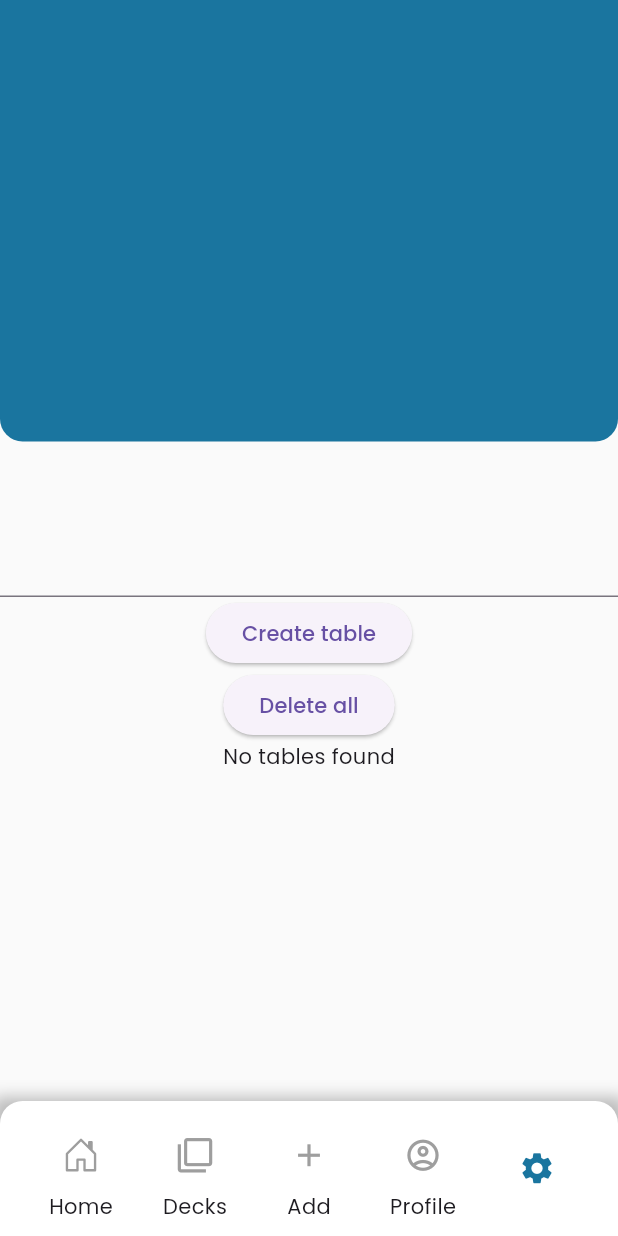
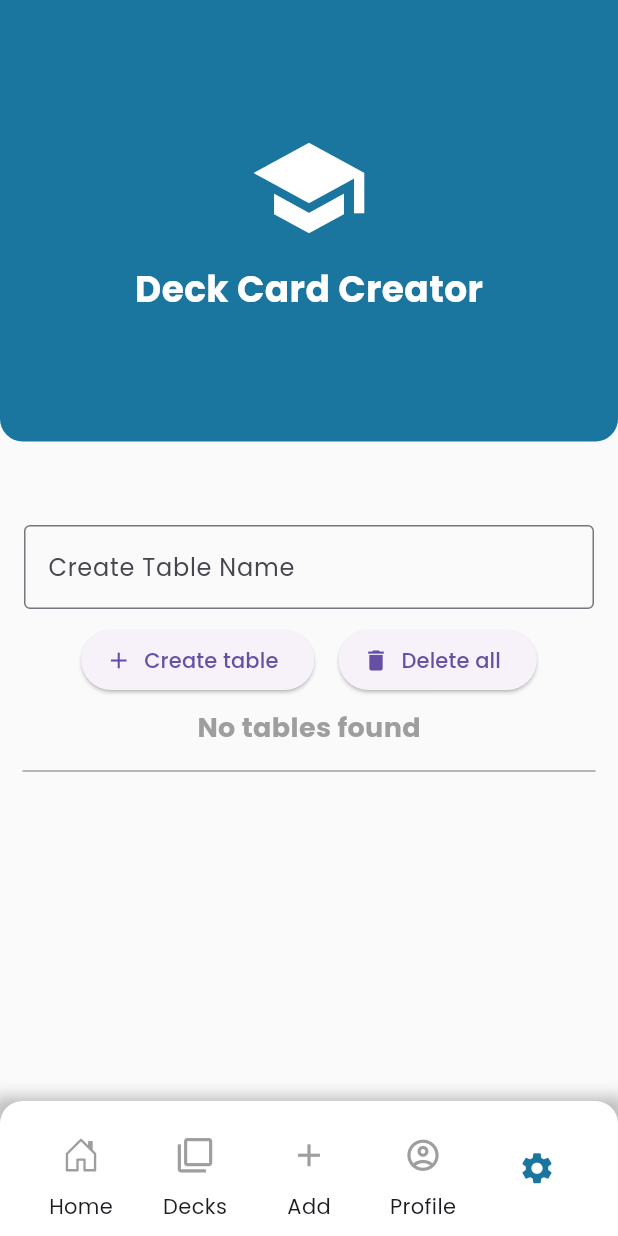
Before and after one commit to louiec612/project_fluttercse10, a Flutter app: the screen it shows after launch, scrolled down 83 dp, after a tap on "View All", on a phone screen of 412 x 824 dp. Run offline on Flutter 3.47's test engine with Material 3 defaults, Android fonts, the phone set to English and light mode, and no system bars; drawn by our look-alikes of zoom_tap_animation; our stand-ins replace bootstrap_icons, carousel_slider, file_picker, flutter_animate, google_fonts, google_generative_ai and 3 more; missing offline and left inert: syncfusion_flutter_pdf; accounts and stored records are empty; network calls fail.

Commit message:
ui design updated

```diff
--- a/lib/main.dart
+++ b/lib/main.dart
@@ -13,7 +13,6 @@ import 'view/Home View/homeView.dart';
 import 'view/Profile View/profileView.dart';
 import 'package:project_fluttercse10/getset.dart';
 import 'package:google_fonts/google_fonts.dart';
-
 import 'package:sqflite_common_ffi_web/sqflite_ffi_web.dart';
 
 
--- a/lib/view/Deck View/deckView.dart
+++ b/lib/view/Deck View/deckView.dart
@@ -1,15 +1,11 @@
 // ignore_for_file: camel_case_types, file_names
-
 import 'package:flutter/material.dart';
-
 import 'package:project_fluttercse10/widgets/deckWidget.dart';
 import 'package:provider/provider.dart';
-
 import '../../getset.dart';
-
 import '../../provider/deckProvider.dart';
 
-//VIEW FOR ADD/CREATE FLASH CARD
+// VIEW FOR ADD/CREATE FLASH CARD
 class deckView extends StatelessWidget {
   const deckView({super.key});
 
@@ -17,46 +13,44 @@ class deckView extends StatelessWidget {
   Widget build(BuildContext context) {
     return Stack(
       children: [
-
         Container(
           width: getWid.wSize,
           height: getHgt.hSize / 2.8,
           decoration: BoxDecoration(
             color: Theme.of(context).primaryColor,
-                borderRadius:
-                const BorderRadius.vertical(bottom: Radius.circular(15))),
+            borderRadius: const BorderRadius.vertical(bottom: Radius.circular(15)),
+          ),
+          child: const Center(
+            child: Column(
+              mainAxisAlignment: MainAxisAlignment.center,
+              children: [
+                Icon(Icons.school, size: 80, color: Colors.white),
+                SizedBox(height: 10),
+                Text(
+                  'Deck Card Creator',
+                  style: TextStyle(
+                    fontSize: 24,
+                    color: Colors.white,
+                    fontWeight: FontWeight.bold,
+                  ),
+                ),
+              ],
+            ),
+          ),
         ),
         Center(
           child: Column(
             children: [
               const SizedBox(height: 350),
               const createTable(),
-                const deleteAllButton(),
               TableListWidget(),
             ],
           ),
         ),
-
       ],
     );
   }
 }
-
-class deleteAllButton extends StatelessWidget {
-  const deleteAllButton({
-    super.key,
-  });
-
-  @override
-  Widget build(BuildContext context) {
-    return Consumer<deckProvider>(builder: (BuildContext context, provider, Widget? child) =>
-        ElevatedButton(onPressed: (){
-          provider.deleteAllTables();
-      }, child: const Text('Delete all')),
-    );
-  }
-}
-
 
 class createTable extends StatefulWidget {
   const createTable({super.key});
@@ -66,24 +60,80 @@ class createTable extends StatefulWidget {
 }
 
 class _createTableState extends State<createTable> {
+  bool _isHoveringCreate = false;
+  bool _isHoveringDelete = false;
+
   @override
   Widget build(BuildContext context) {
     return Consumer<deckProvider>(
       builder: (BuildContext context, provider, Widget? child) => Column(
         children: [
-        TextField(
+          Container(
+            width: 400, // Adjust the width to make the search bar smaller
+            padding: EdgeInsets.symmetric(horizontal: 10), // Add padding for better spacing
+            child: TextField(
               controller: provider.tableNameController,
+              decoration: const InputDecoration(
+                labelText: 'Create Table Name',
+                border: OutlineInputBorder(),
               ),
-        ElevatedButton(onPressed:(){
+            ),
+          ),
+          SizedBox(height: 10),
+          Row(
+            mainAxisAlignment: MainAxisAlignment.center,
+            children: [
+              MouseRegion(
+                onEnter: (_) => setState(() => _isHoveringCreate = true),
+                onExit: (_) => setState(() => _isHoveringCreate = false),
+                child: ElevatedButton.icon(
+                  onPressed: () {
                     if (provider.tableNameController.text.isNotEmpty) {
                       List<String> a = provider.tableNameController.text.split(" ");
                       String b = a.join("_");
                       provider.createTable(b);
                       provider.fetchTableNames();
                     }
-          // print('Table Created: ${provider.tableNameController.text}');
-        }, child: const Text('Create table'))
+                  },
+                  icon: Icon(Icons.add),
+                  label: Text(
+                    'Create table',
+                    style: TextStyle(fontSize: _isHoveringCreate ? 16 : 14),
+                  ),
+                ),
+              ),
+              SizedBox(width: 16),
+              MouseRegion(
+                onEnter: (_) => setState(() => _isHoveringDelete = true),
+                onExit: (_) => setState(() => _isHoveringDelete = false),
+                child: deleteAllButton(isHovering: _isHoveringDelete),
+              ),
             ],
-    ));
+          ),
+        ],
+      ),
+    );
   }
 }
+
+class deleteAllButton extends StatelessWidget {
+  final bool isHovering;
+
+  const deleteAllButton({required this.isHovering, super.key});
+
+  @override
+  Widget build(BuildContext context) {
+    return Consumer<deckProvider>(
+      builder: (BuildContext context, provider, Widget? child) => ElevatedButton.icon(
+        onPressed: () {
+          provider.deleteAllTables();
+        },
+        icon: Icon(Icons.delete),
+        label: Text(
+          'Delete all',
+          style: TextStyle(fontSize: isHovering ? 16 : 14),
+        ),
+      ),
+    );
+  }
+}
--- a/lib/view/Home View/homeView.dart
+++ b/lib/view/Home View/homeView.dart
@@ -11,6 +11,8 @@ class homeView extends StatefulWidget {
 }
 
 class _homeViewState extends State<homeView> {
+  bool _isHovered = false; // State to track hover
+
   @override
   Widget build(BuildContext context) {
     return SingleChildScrollView(
@@ -18,22 +20,21 @@ class _homeViewState extends State<homeView> {
       child: Stack(
         children: [
           Container(
-            width: getWid.wSize,
-            height: getHgt.hSize / 2.8,
+            width: MediaQuery.of(context).size.width,
+            height: MediaQuery.of(context).size.height / 2.8,
             decoration: BoxDecoration(
               color: Theme.of(context).primaryColor,
-              borderRadius:
-              const BorderRadius.vertical(bottom: Radius.circular(15)),
+              borderRadius: const BorderRadius.vertical(bottom: Radius.circular(15)),
             ),
           ),
           Align(
             alignment: Alignment.topLeft,
             child: Padding(
-              padding: const EdgeInsets.only(left: 20.0,top: 50.0),
+              padding: const EdgeInsets.only(left: 20.0, top: 50.0),
               child: Row(
                 children: [
                   const SizedBox(
-                    width: 20,
+                    width: 0,
                   ),
                   Padding(
                     padding: const EdgeInsets.all(8.0),
@@ -41,15 +42,18 @@ class _homeViewState extends State<homeView> {
                       borderRadius: BorderRadius.circular(200),
                       child: Image.network(
                         'https://pop.inquirer.net/files/2021/05/gigachad.jpg',
-                        width: 50,
-                        height: 50,
+                        width: 70,
+                        height: 70,
                         fit: BoxFit.cover,
                       ),
                     ),
                   ),
                   const Padding(
                     padding: EdgeInsets.all(8.0),
-                    child: Text('Andrei Castro', style: TextStyle(fontSize: 20,color: Colors.white),),
+                    child: Text(
+                      'Welcome Back Andrei Castro!',
+                      style: TextStyle(fontSize: 20, color: Colors.white),
+                    ),
                   ),
                 ],
               ),
@@ -60,7 +64,7 @@ class _homeViewState extends State<homeView> {
               const SizedBox(height: 160),
               Center(
                 child: Container(
-                  width: getWid.wSize * 0.93,
+                  width: MediaQuery.of(context).size.width * 0.93,
                   height: 220,
                   decoration: const BoxDecoration(
                     color: Colors.white,
@@ -76,11 +80,21 @@ class _homeViewState extends State<homeView> {
                     padding: EdgeInsets.all(30.0),
                     child: Column(
                       children: [
-                        Text("Search Flashcards",style: TextStyle(fontWeight: FontWeight.bold, fontSize: 20),),
-                        SizedBox(height: 10,),
-                        Text("It is a long established fact that a reader will be distracted by the readable content of a page when looking at its layout."),
+                        Text(
+                          "Search Flashcards",
+                          style: TextStyle(fontWeight: FontWeight.bold, fontSize: 20),
+                        ),
                         SizedBox(height: 10),
-                        TextField( decoration: InputDecoration( hintText: 'Search Here', border: OutlineInputBorder( borderRadius: BorderRadius.all(Radius.circular(12)), ), prefixIcon: Icon(Icons.search),
+                        Text(
+                            "Easily search for your flashcards by typing keywords or topics into the search bar below."),
+                        SizedBox(height: 10),
+                        TextField(
+                          decoration: InputDecoration(
+                            hintText: 'Search Here',
+                            border: OutlineInputBorder(
+                              borderRadius: BorderRadius.all(Radius.circular(12)),
+                            ),
+                            prefixIcon: Icon(Icons.search),
                           ),
                         ),
                       ],
@@ -94,10 +108,19 @@ class _homeViewState extends State<homeView> {
                 children: [
                   const Padding(
                     padding: EdgeInsets.all(20.0),
-                    child: Text("Flashcard",style: TextStyle(fontWeight: FontWeight.bold,fontSize: 22),),
+                    child: Text(
+                      "Flashcard",
+                      style: TextStyle(fontWeight: FontWeight.bold, fontSize: 22),
+                    ),
                   ),
                   Padding(
                     padding: const EdgeInsets.all(20.0),
+                    child: MouseRegion(
+                      onEnter: (_) => setState(() => _isHovered = true),
+                      onExit: (_) => setState(() => _isHovered = false),
+                      child: AnimatedScale(
+                        scale: _isHovered ? 1.1 : 1.0,
+                        duration: const Duration(milliseconds: 200),
                         child: ElevatedButton(
                           onPressed: () {
                             homePageKey.currentState?.onButtonPressed(4);
@@ -105,10 +128,16 @@ class _homeViewState extends State<homeView> {
                           style: ElevatedButton.styleFrom(
                             backgroundColor: Colors.black26,
                             fixedSize: const Size(110, 35),
-                        shape: RoundedRectangleBorder( borderRadius: BorderRadius.circular(12),
+                            shape: RoundedRectangleBorder(
+                              borderRadius: BorderRadius.circular(12),
                             ),
                           ),
-                      child: const Text('View All',style: TextStyle(color: Colors.white),),
+                          child: const Text(
+                            'View All',
+                            style: TextStyle(color: Colors.white),
+                          ),
+                        ),
+                      ),
                     ),
                   ),
                 ],
@@ -124,14 +153,15 @@ class _homeViewState extends State<homeView> {
                   ),
                   itemCount: 6,
                   itemBuilder: (context, index) {
-                    return  Padding(
+                    return Padding(
                       padding: const EdgeInsets.all(3.0),
                       child: Container(
                         decoration: BoxDecoration(
                           color: Colors.white,
-                              border: Border.all(color: Color.fromARGB(228,227,233,255),width: 3),
+                          border: Border.all(
+                              color: const Color.fromARGB(228, 227, 233, 255),
+                              width: 3),
                           borderRadius: BorderRadius.circular(15),
-
                         ),
                         child: InkWell(
                           onTap: () {
@@ -150,14 +180,12 @@ class _homeViewState extends State<homeView> {
                             ],
                           ),
                         ),
-
                       ),
-
                     );
                   },
                 ),
               ),
-              const SizedBox(height: 50,)
+              const SizedBox(height: 50)
             ],
           ),
         ],
--- a/lib/widgets/deckWidget.dart
+++ b/lib/widgets/deckWidget.dart
@@ -4,7 +4,6 @@ import 'package:project_fluttercse10/view/Quiz%20View/quizView.dart';
 import 'package:provider/provider.dart';
 import '../db_service/sqf.dart';
 import '../provider/cardProvider.dart'; // Your provider file
-
 
 class TableListWidget extends StatelessWidget {
   @override
@@ -17,7 +16,27 @@ class TableListWidget extends StatelessWidget {
         }
 
         return tableNameProvider.tableNames.isEmpty
-            ? const Text('No tables found')
+            ? Column(
+          children: [
+            const Padding(
+              padding: EdgeInsets.all(8.0),
+              child: Text(
+                'No tables found',
+                style: TextStyle(
+                  fontSize: 18,
+                  color: Colors.grey,
+                  fontWeight: FontWeight.bold,
+                ),
+              ),
+            ),
+            const Divider(
+              color: Colors.grey,
+              thickness: 1,
+              indent: 15,
+              endIndent: 15,
+            ),
+          ],
+        )
             : Expanded(
           child: Consumer<CardClass>(
             builder: (context, cards, child) => ListView.builder(
@@ -31,45 +50,49 @@ class TableListWidget extends StatelessWidget {
                     color: Colors.white,
                     border: Border.all(
                       color: const Color.fromARGB(228, 227, 233, 255),
-                              width: 2),
+                      width: 2,
+                    ),
                     borderRadius: BorderRadius.circular(15),
                     boxShadow: [
                       BoxShadow(
-                              color:
-                                  Colors.grey.withOpacity(0.2), // Shadow color
+                        color: Colors.grey.withOpacity(0.2), // Shadow color
                         spreadRadius: 1, // Spread radius
                         blurRadius: 5, // Blur radius
                         offset: const Offset(0, 1),
-                            )
-                          ]),
-                      margin: const EdgeInsets.symmetric(
-                          vertical: 10, horizontal: 15),
+                      ),
+                    ],
+                  ),
+                  margin: const EdgeInsets.symmetric(vertical: 10, horizontal: 15),
                   child: ListTile(
                     title: Text(tableName),
                     subtitle: FutureBuilder<int>(
-                          future: DbHelper.dbHelper
-                              .countRows(tableName), // The future to resolve
+                      future: DbHelper.dbHelper.countRows(tableName), // The future to resolve
                       builder: (context, snapshot) {
                         return Text(
-                                  'Cards: ${snapshot.data}'); // Display the resolved data
+                          'Cards: ${snapshot.data}',
+                          style: TextStyle(color: Colors.grey[600]),
+                        ); // Display the resolved data
                       },
                     ),
                     trailing: const Icon(Icons.table_chart),
-                        onTap: () async{
+                    onTap: () async {
                       DbHelper.dbHelper.tableName = tableName;
                       await cards.getCards();
                       if (cards.allCards.isNotEmpty) {
                         Navigator.push(
                           context,
                           MaterialPageRoute(
-                                    builder: (context) => const quizView()));
+                            builder: (context) => const quizView(),
+                          ),
+                        );
                       }
                     },
                   ),
                 );
               },
             ),
-              ));
+          ),
+        );
       },
     );
   }
--- a/pubspec.yaml
+++ b/pubspec.yaml
@@ -49,8 +49,11 @@ dependencies:
   provider: ^6.1.2
   syncfusion_flutter_pdf: ^27.2.5
   pdf_text: ^0.5.0
+  lottie: ^3.2.0
 dependency_overrides:
   http: ^0.13.0
+  lottie: ^3.2.0
+
 
 
 dev_dependencies:
```
Also changed, not shown: lib/view/Create View/createViewRevision.dart (+137 -53 lines), pubspec.lock. Lines whose indentation alone changed are shown as unchanged.
